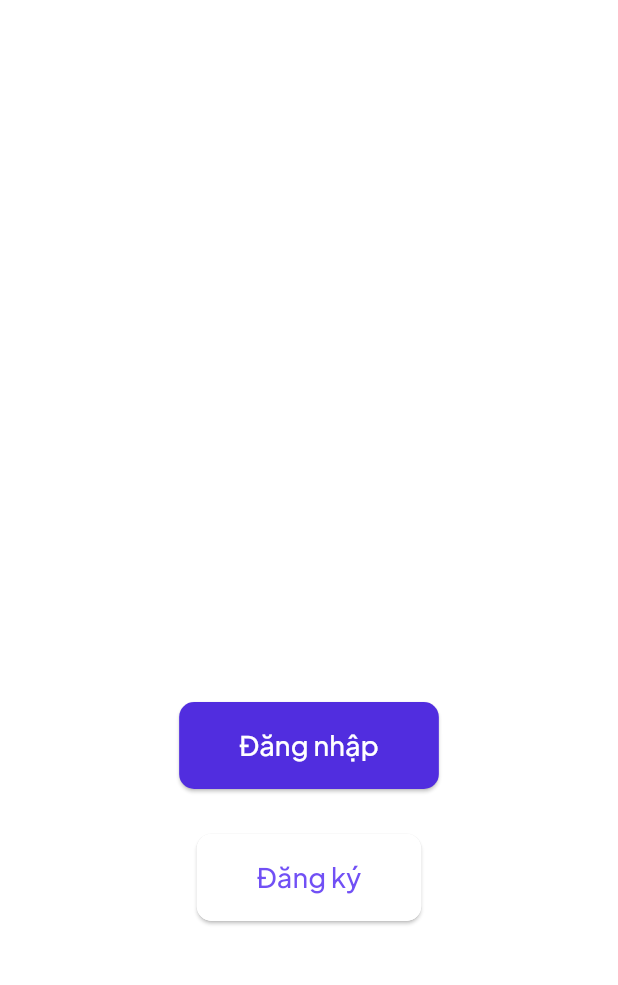
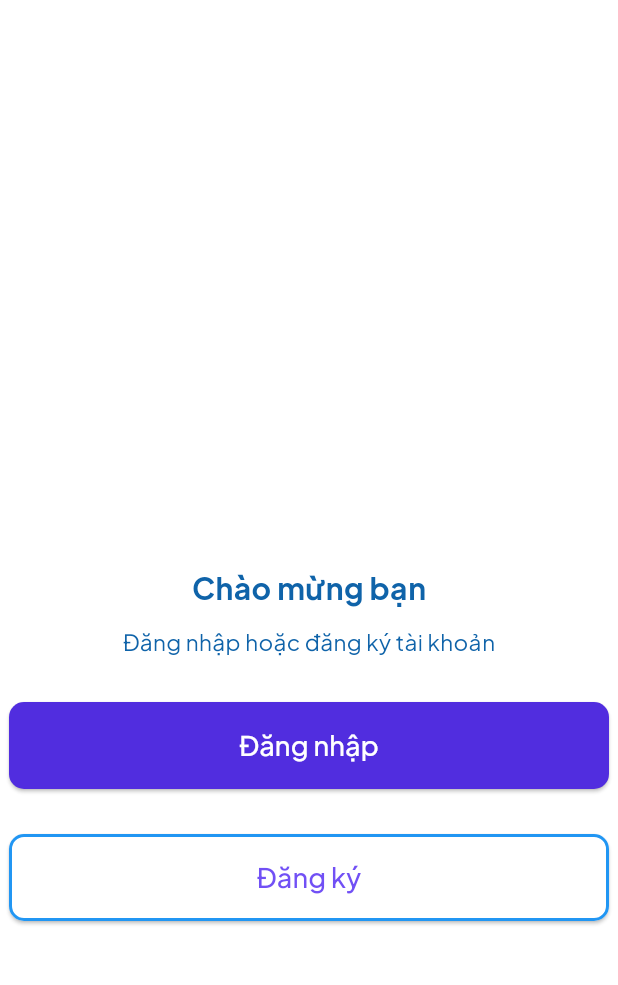
Before and after one commit to thnhtra2001/waterApp, a Flutter app: the screen it shows after launch, on a phone screen of 412 x 824 dp, the part 240-1225 px from its top. Run offline on Flutter 3.47's test engine with Material 3 defaults, Android fonts, the phone set to English and light mode, and no system bars; our stand-ins replace google_fonts.

Commit message:
update giao dien

```diff
--- a/lib/screens/welcome_screen.dart
+++ b/lib/screens/welcome_screen.dart
@@ -10,9 +10,7 @@ class WelcomeScreen extends StatelessWidget {
   Widget build(BuildContext context) {
     return Scaffold(
       body: Container(
-        decoration: BoxDecoration(
-              color: Colors.white
-            ),
+        decoration: BoxDecoration(color: Colors.white),
         child: Center(
           child: Column(
             mainAxisAlignment: MainAxisAlignment.center,
@@ -27,17 +25,30 @@ class WelcomeScreen extends StatelessWidget {
                   fit: BoxFit.cover,
                 ),
               ),
-              SizedBox(height: 40.0),
-              Spacer(),
+              const Spacer(),
+              // SizedBox(height: 20.0),
+              const Text(
+                "Chào mừng bạn",
+                style: TextStyle(color: Color.fromARGB(255, 15, 99, 169), fontSize: 20, fontWeight: FontWeight.w700),
+              ),
+              SizedBox(height: 10.0),
+              const Text(
+                "Đăng nhập hoặc đăng ký tài khoản",
+                style: TextStyle(color: Color.fromARGB(255, 15, 99, 169), fontSize: 15),
+              ),
+              SizedBox(height: 30.0),
               Column(
                 mainAxisAlignment: MainAxisAlignment.spaceEvenly,
                 children: [
-                  ElevatedButton(
+                  Container(
+                    width: 400,
+                    child: ElevatedButton(
                       onPressed: () {
                         print("Di toi man hinh dang nhap");
                         Navigator.push(
                           context,
-                        MaterialPageRoute(builder: (context) => SignInScreen()),
+                          MaterialPageRoute(
+                              builder: (context) => SignInScreen()),
                         );
                       },
                       child: Text(
@@ -54,13 +65,17 @@ class WelcomeScreen extends StatelessWidget {
                         ),
                       ),
                     ),
+                  ),
                   const SizedBox(height: 30),
-                  ElevatedButton(
+                  Container(
+                    width: 400,
+                    child: ElevatedButton(
                       onPressed: () {
                         print("Di toi man hinh dang ki");
                         Navigator.push(
                           context,
-                        MaterialPageRoute(builder: (context) => SignUpScreen()),
+                          MaterialPageRoute(
+                              builder: (context) => SignUpScreen()),
                         );
                       },
                       child: Text(
@@ -70,11 +85,12 @@ class WelcomeScreen extends StatelessWidget {
                       style: ElevatedButton.styleFrom(
                         foregroundColor: Color.fromARGB(255, 113, 80, 245),
                         backgroundColor: Colors.white,
-                      side: BorderSide(color: Colors.white, width: 2),
+                        side: BorderSide(color: Colors.blue, width: 2),
                         padding:
                             EdgeInsets.symmetric(horizontal: 40, vertical: 16),
                         shape: RoundedRectangleBorder(
                           borderRadius: BorderRadius.circular(10),
+                        ),
                       ),
                     ),
                   ),
```
Also changed, not shown: lib/screens/signin_screen.dart (+6 -3 lines), lib/screens/signup_screen.dart (+7 -3 lines). Lines whose indentation alone changed are shown as unchanged.
